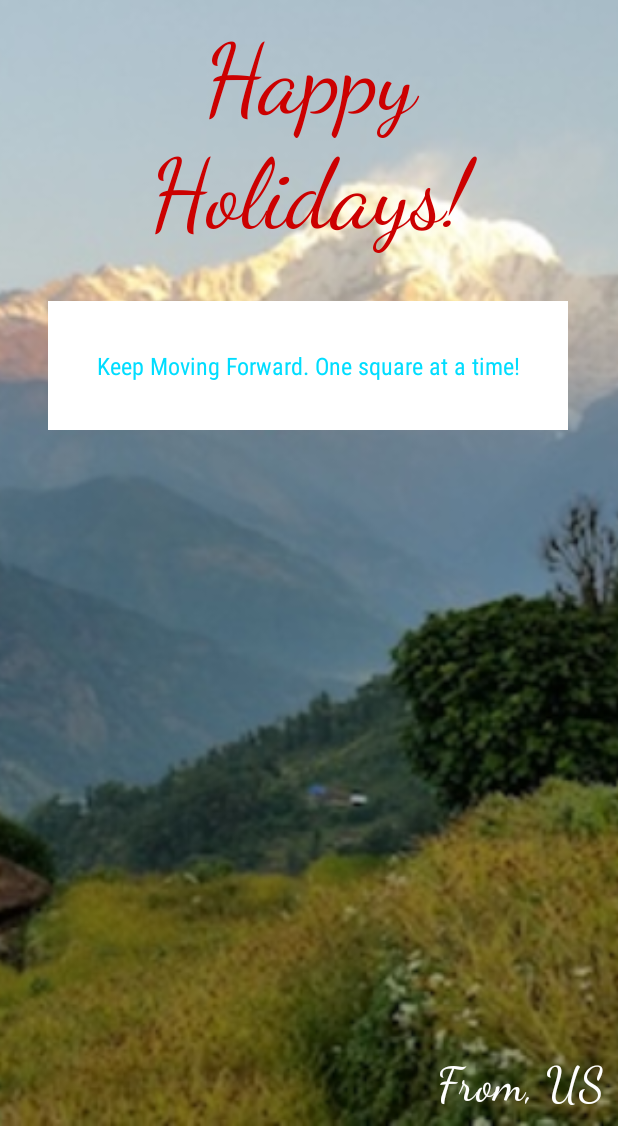
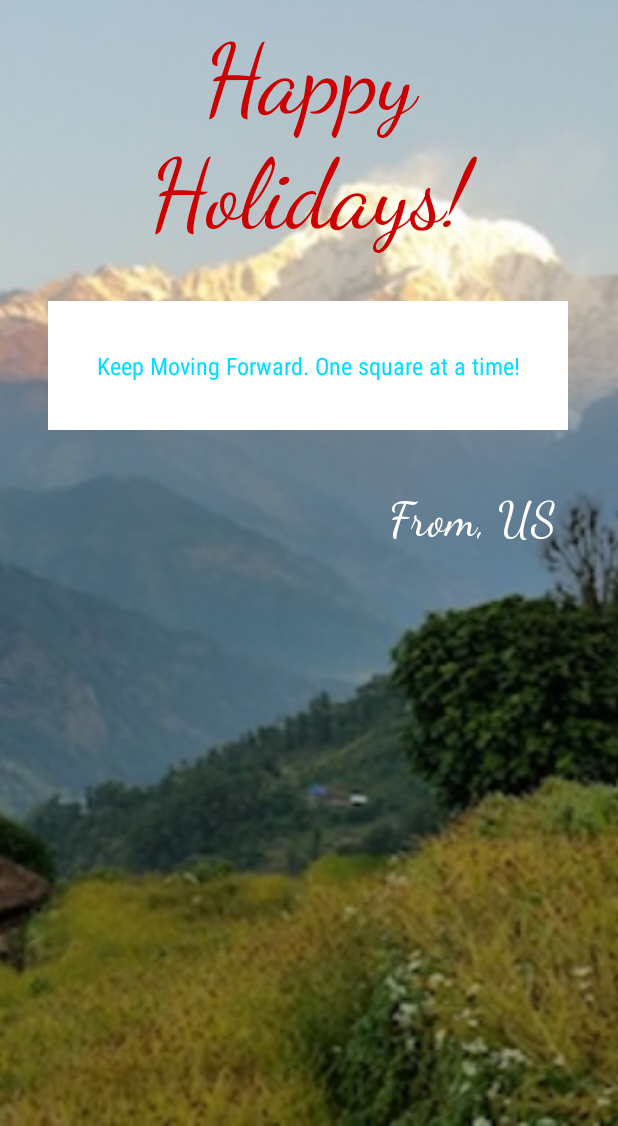
Before and after one commit to ashoktamang/CustomCard, an Android app: the screen it shows after launch (MainActivity), on a phone screen of 412 x 824 dp, the part 110-1236 px from its top. Run offline under Robolectric (Android 15) with nearby library versions, the phone set to English and light mode, and no system bars.

Commit message:
Change layout position of TextView (Sender information)

```diff
--- a/app/src/main/res/layout/activity_main.xml
+++ b/app/src/main/res/layout/activity_main.xml
@@ -25,6 +25,7 @@
         android:id="@+id/textView" />
 
     <TextView
+        android:id="@+id/holiday_message"
         android:layout_width="wrap_content"
         android:layout_height="wrap_content"
         android:text="Keep Moving Forward. One square at a time!"
@@ -42,8 +43,9 @@
         android:layout_width="wrap_content"
         android:layout_height="wrap_content"
         android:text="From, US"
-        android:layout_alignParentBottom="true"
+        android:layout_below="@id/holiday_message"
         android:layout_alignParentRight="true"
+        android:layout_margin="32dp"
         android:fontFamily="cursive"
         android:textColor="@android:color/white"
         android:padding="8dp"
```
